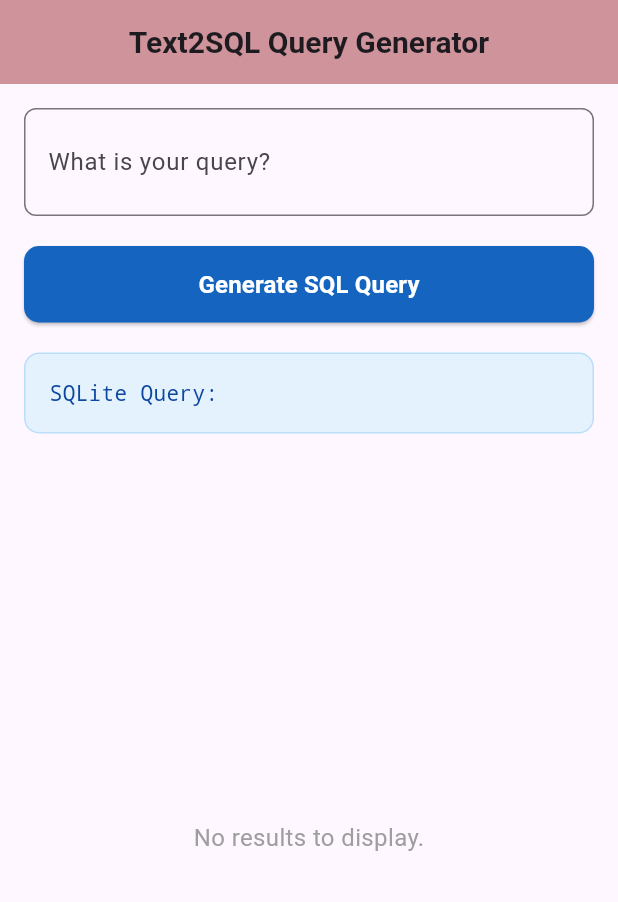
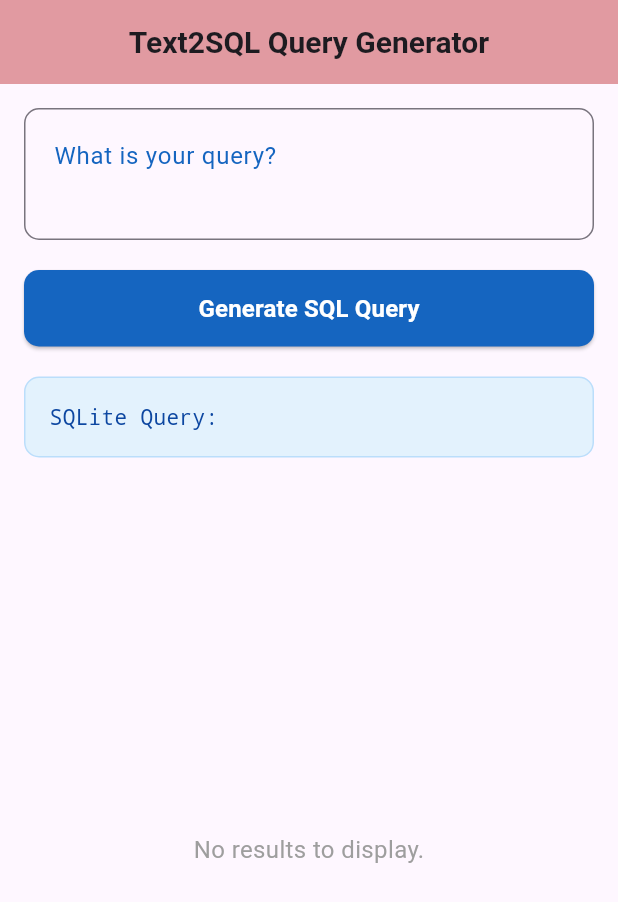
Before and after one commit to awxlong/ai_sql_coder, a Flutter app: the screen it shows after launch, on a phone screen of 412 x 824 dp. Shown: the top 902 px of the screen. Run offline on Flutter 3.47's test engine with Material 3 defaults, Android fonts, the light colour scheme and no system bars; our stand-ins replace sqflite, sqflite_common_ffi; accounts and stored records are empty.

Commit message:
update GUI and handle error

```diff
--- a/lib/screens/query_generator_screen.dart
+++ b/lib/screens/query_generator_screen.dart
@@ -1,4 +1,5 @@
 import 'package:flutter/material.dart';
+import 'package:sqflite/sqflite.dart';
 import 'package:sql_ai_app/services/sql_database_existing.dart'; // Import Helper functions for SQL manipulation
 import '../services/api_service.dart'; // Import the API service
 
@@ -13,6 +14,7 @@ class _QueryGeneratorScreenState extends State<QueryGeneratorScreen> {
   final TextEditingController _controller = TextEditingController();
   String _generatedQuery = '';
   List<Map<String, dynamic>> _queryResult = []; // For storing query from LLM
+  bool _isLoading = false; // Track loading state
 
   String convertIlikeToLike(String query) {
   // Replace 'ilike' with 'LIKE' in the query
@@ -20,6 +22,10 @@ class _QueryGeneratorScreenState extends State<QueryGeneratorScreen> {
 }
 
   void _generateQuery() async {
+    setState(() {
+      _isLoading = true; // Show loading indicator
+    });
+
     ApiService apiService = ApiService('http://192.168.0.2:5001'); // Replace with your backend URL, e.g 'http://localhost:5001' for Chrome web, http://10.0.2.2:5001/ for virtual android simulator and http://192.168.0.8:5001 or http://192.168.0.2:5001 for my actual huawei
     try {
       // Obtain response from LLM
@@ -31,13 +37,41 @@ class _QueryGeneratorScreenState extends State<QueryGeneratorScreen> {
       SQLDatabaseExisting sqlDatabase = SQLDatabaseExisting();
       // sqlDatabase.debugTableNames(); // for debugging what tables are there in the .db created
       _generatedQuery = convertIlikeToLike(_generatedQuery); // Convert 'ilike' to 'LIKE' for SQLite
+
+      try {
       List<Map<String, dynamic>> results = await sqlDatabase.executeQueryExisting(_generatedQuery);
+      setState(() {
+        _queryResult = results;
+      });
+    } on DatabaseException catch (e) {
+      // Handle database errors
+      if (e.toString().contains('no such column')) {
+        // Extract the missing column name from the error message
+        final regex = RegExp(r"no such column: (\w+)");
+        final match = regex.firstMatch(e.toString());
+        final missingColumn = match?.group(1) ?? 'unknown';
 
+        // Display an error message and set the result to "Not Applicable"
         setState(() {
-        _queryResult = results;// Future.value(result); // result as Future<List<Map<String, dynamic>>>;
+          _queryResult = [{'error': 'Missing column: $missingColumn', 'answer': 'Not Applicable'}];
         });
+      } else {
+        // Handle other database errors
+        setState(() {
+          _queryResult = [{'error': 'Database error: ${e.toString()}', 'answer': 'Not Applicable'}];
+        });
+      }
+    }
   } catch (e) {
+    // Handle other errors (e.g., API errors)
     print(e);
+    setState(() {
+      _queryResult = [{'error': 'An error occurred: ${e.toString()}', 'answer': 'Not Applicable'}];
+    });
+  } finally {
+    setState(() {
+        _isLoading = false; // Hide loading indicator
+      });
   }
 }
 
@@ -53,31 +87,40 @@ Widget build(BuildContext context) {
         ),
       ),
       centerTitle: true,
-      backgroundColor: const Color.fromARGB(255, 217, 154, 154),
+      backgroundColor: const Color.fromARGB(255, 237, 161, 161),
       elevation: 4,
     ),
     body: Padding(
       padding: const EdgeInsets.all(16.0),
       child: Column(
+        mainAxisAlignment: MainAxisAlignment.center,
         crossAxisAlignment: CrossAxisAlignment.stretch,
         children: [
-          // Input Field
+          // Input Field (Larger TextField)
           TextField(
             controller: _controller,
+            maxLines: 2, // Allow multiple lines for longer queries
             decoration: InputDecoration(
               labelText: 'What is your query?',
+              labelStyle: TextStyle(color: Colors.blue.shade800),
+              alignLabelWithHint: true, // Align label with the top of the TextField
               border: OutlineInputBorder(
-                  borderRadius: BorderRadius.circular(8.0),
+                borderRadius: BorderRadius.circular(10),
+                borderSide: BorderSide(color: Colors.blue.shade800),
               ),
-                contentPadding: const EdgeInsets.symmetric(horizontal: 12.0),
+              focusedBorder: OutlineInputBorder(
+                borderRadius: BorderRadius.circular(10),
+                borderSide: BorderSide(color: Colors.blue.shade800, width: 2),
               ),
-              maxLines: 3,
+              contentPadding: const EdgeInsets.symmetric(horizontal: 16, vertical: 20), // Increased vertical padding
+            ),
+            style: const TextStyle(fontSize: 16),
           ),
           const SizedBox(height: 20),
 
           // Generate Query Button
           ElevatedButton(
-            onPressed: _generateQuery,
+            onPressed: _isLoading ? null : _generateQuery, // Disable button while loading
             style: ElevatedButton.styleFrom(
               backgroundColor: Colors.blue.shade800,
               padding: const EdgeInsets.symmetric(vertical: 14),
@@ -85,7 +128,30 @@ Widget build(BuildContext context) {
                 borderRadius: BorderRadius.circular(10),
               ),
             ),
-            child: const Text(
+            child: _isLoading
+                ? const Row(
+                    mainAxisAlignment: MainAxisAlignment.center,
+                    children: [
+                      SizedBox(
+                        width: 20,
+                        height: 20,
+                        child: CircularProgressIndicator(
+                          color: Colors.white,
+                          strokeWidth: 2,
+                        ),
+                      ),
+                      SizedBox(width: 10),
+                      Text(
+                        'Generating...',
+                        style: TextStyle(
+                          fontSize: 16,
+                          fontWeight: FontWeight.bold,
+                          color: Colors.white,
+                        ),
+                      ),
+                    ],
+                  )
+                : const Text(
                     'Generate SQL Query',
                     style: TextStyle(
                       fontSize: 16,
@@ -115,9 +181,19 @@ Widget build(BuildContext context) {
           ),
           const SizedBox(height: 20),
 
-          // Query Results
+          // Query Results (Expanded to take remaining space)
           Expanded(
-            child: _queryResult.isEmpty
+            child: _isLoading
+                ? const Center(
+                    child: Text(
+                      'Generating SQL query...',
+                      style: TextStyle(
+                        fontSize: 16,
+                        color: Colors.grey,
+                      ),
+                    ),
+                  )
+                : _queryResult.isEmpty
                     ? const Center(
                         child: Text(
                           'No results to display.',
@@ -128,9 +204,37 @@ Widget build(BuildContext context) {
                         ),
                       )
                     : ListView.builder(
+                        shrinkWrap: true,
+                        physics: const AlwaysScrollableScrollPhysics(),
                         itemCount: _queryResult.length,
                         itemBuilder: (context, index) {
                           final row = _queryResult[index];
+                          if (row.containsKey('error')) {
+                            // Display error message and "No Answer"
+                            return Card(
+                              margin: const EdgeInsets.symmetric(vertical: 8),
+                              elevation: 2,
+                              shape: RoundedRectangleBorder(
+                                borderRadius: BorderRadius.circular(10),
+                              ),
+                              color: Colors.red.shade50, // Light red background for errors
+                              child: ListTile(
+                                title: Text(
+                                  'Error: ${row['error']}',
+                                  style: const TextStyle(
+                                    fontWeight: FontWeight.bold,
+                                    fontSize: 16,
+                                    color: Colors.red,
+                                  ),
+                                ),
+                                subtitle: Text(
+                                  'Answer: ${row['answer']}',
+                                  style: const TextStyle(fontSize: 14),
+                                ),
+                              ),
+                            );
+                          } else {
+                            // Display normal query results
                             return Card(
                               margin: const EdgeInsets.symmetric(vertical: 8),
                               elevation: 2,
@@ -151,6 +255,7 @@ Widget build(BuildContext context) {
                                 ),
                               ),
                             );
+                          }
                         },
                       ),
           ),
@@ -160,5 +265,4 @@ Widget build(BuildContext context) {
   );
 }
 
-
 }
```
Also changed, not shown: 1 other file. Lines whose indentation alone changed are shown as unchanged.
